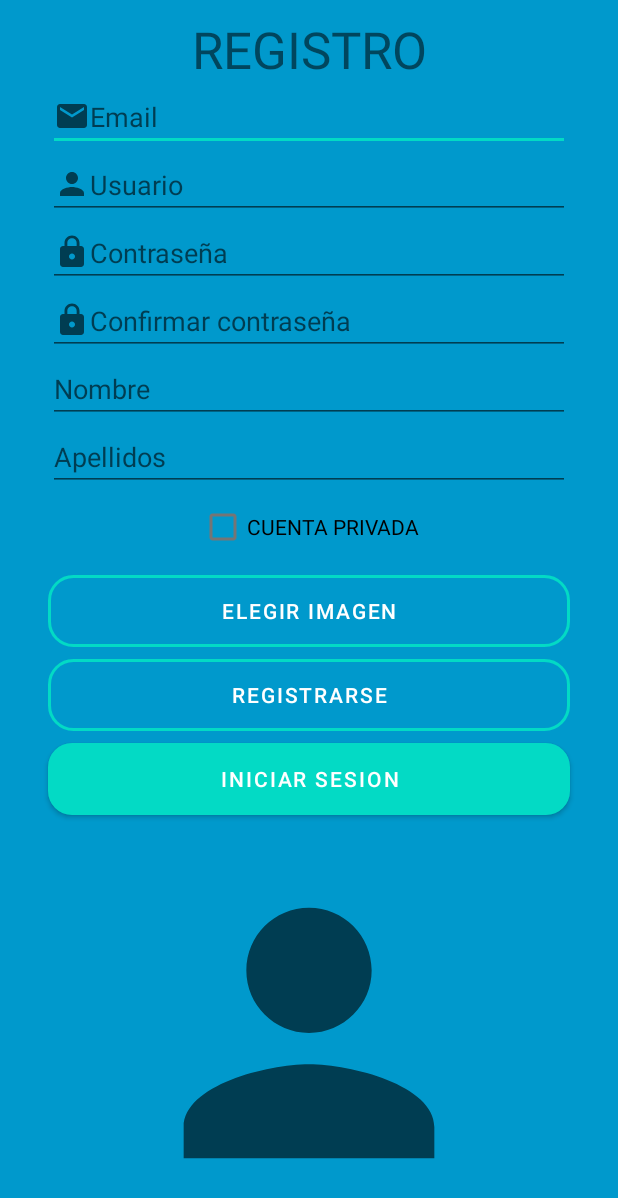
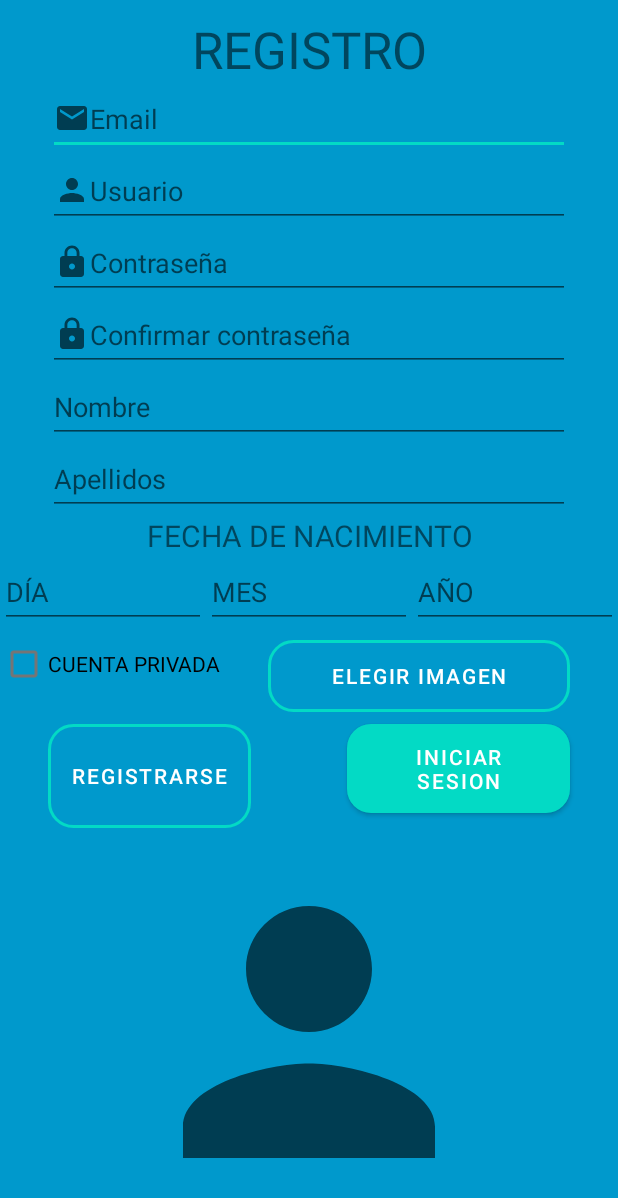
Before and after one commit to dbermo99/ProyectoDamFin, an Android app: the screen it shows after launch (RegistroActivity), after a tap on "REGISTRARSE", on a phone screen of 412 x 824 dp. Shown: the top 1198 px of the screen. Run offline under Robolectric (Android 15) with nearby library versions, the phone set to English and light mode, and no system bars; our stand-ins replace Volley; network calls fail.

Commit message:
ultimos cambios

```diff
--- a/ProyectoFinal/app/src/main/java/com/example/proyectofinal/Adapter.java
+++ b/ProyectoFinal/app/src/main/java/com/example/proyectofinal/Adapter.java
@@ -283,7 +283,7 @@ public class Adapter extends  RecyclerView.Adapter<Adapter.PublicacionHolder> {
                 if(existe) {
                     //SI HAY MG SE COLOCA EL ICONO DE MG PULSADO
                     mgButton.setImageResource(R.drawable.ic_corazonrojo); //cambiar
-                    //AL BOTON SE LE ASIGNA EL METODO DE ELIMINAR AMISTAD
+                    //AL BOTON SE LE ASIGNA EL METODO DE ELIMINAR MG
                     mgButton.setOnClickListener(view -> {
                         borrarMg(MainActivity.RED+"borrar_mg.php", idPub);
                     });
--- a/ProyectoFinal/app/src/main/java/com/example/proyectofinal/AdapterNotificacion.java
+++ b/ProyectoFinal/app/src/main/java/com/example/proyectofinal/AdapterNotificacion.java
@@ -127,7 +127,7 @@ public class AdapterNotificacion extends  RecyclerView.Adapter<AdapterNotificaci
     public void eliminarSolicitud(int id1, int id2) {
         String URL = MainActivity.RED+"crearSolicitud.php?eliminar";
         StringRequest stringRequest=new StringRequest(Request.Method.POST, URL, response -> {
-            //Toast.makeText(context, "Eliminada correctamente", Toast.LENGTH_SHORT).show();
+            //Toast.makeText(context, "Solicitud eliminada", Toast.LENGTH_SHORT).show();
         }, error -> Toast.makeText(context, error.toString(), Toast.LENGTH_SHORT).show()) {
             @Override
             protected Map<String, String> getParams() throws AuthFailureError {
@@ -140,5 +140,6 @@ public class AdapterNotificacion extends  RecyclerView.Adapter<AdapterNotificaci
 
         RequestQueue requestQueue = Volley.newRequestQueue(context);
         requestQueue.add(stringRequest);
+
     }
 }
--- a/ProyectoFinal/app/src/main/java/com/example/proyectofinal/MainActivity.java
+++ b/ProyectoFinal/app/src/main/java/com/example/proyectofinal/MainActivity.java
@@ -33,8 +33,8 @@ public class MainActivity extends AppCompatActivity {
     ArrayList<Publicacion> publicacionList;
     SharedPreferences preferencias;
 
-    public static final String RED = "http://192.168.0.17/servidorDaBer/";
-    //public static final String RED = "http://10.102.29.160/servidorDaBer/";
+    public static final String RED = "http://192.168.0.16/servidorDaBer/";
+    //public static final String RED = "http://10.102.29.21/servidorDaBer/";
 
     @Override
     protected void onCreate(Bundle savedInstanceState) {
--- a/ProyectoFinal/app/src/main/java/com/example/proyectofinal/NotificacionActivity.java
+++ b/ProyectoFinal/app/src/main/java/com/example/proyectofinal/NotificacionActivity.java
@@ -96,7 +96,8 @@ public class NotificacionActivity extends AppCompatActivity {
                     String fotoUsuarioEmisor = object.getString("foto").trim();
                     String id_usuario2 = object.getString("id_usuario2").trim();
 
-                    notificacionesList.add(new Notificacion(Integer.parseInt(id),Integer.parseInt(id_usuario1),usuarioEmisor,fotoUsuarioEmisor,Integer.parseInt(id_usuario2)));
+                    notificacionesList.add(new Notificacion(Integer.parseInt(id),Integer.parseInt(id_usuario1),usuarioEmisor,
+                            fotoUsuarioEmisor,Integer.parseInt(id_usuario2)));
                     adapter = new AdapterNotificacion(notificacionesList, NotificacionActivity.this);
                     recyclerViewNotificaciones.setAdapter(adapter);
 
--- a/ProyectoFinal/app/src/main/java/com/example/proyectofinal/RecuperarClaveActivity.java
+++ b/ProyectoFinal/app/src/main/java/com/example/proyectofinal/RecuperarClaveActivity.java
@@ -80,7 +80,8 @@ public class RecuperarClaveActivity extends AppCompatActivity {
 
                     nombreU = jsonObject.getString("usuario");
                     emailU = jsonObject.getString("email");
-                    if(nombreU.equalsIgnoreCase(usuarioRecuperar.getText().toString()) && emailU.equalsIgnoreCase(correoUsu.getText().toString())) {
+                    if(nombreU.equalsIgnoreCase(usuarioRecuperar.getText().toString()) &&
+                            emailU.equalsIgnoreCase(correoUsu.getText().toString())) {
                         existe = true;
                     }
 
--- a/ProyectoFinal/app/src/main/res/layout/activity_registro.xml
+++ b/ProyectoFinal/app/src/main/res/layout/activity_registro.xml
@@ -36,7 +36,8 @@
             android:drawableLeft="@drawable/ic_baseline_email_24"
             android:ems="10"
             android:hint="Email"
-            android:inputType="textEmailAddress" />
+            android:inputType="textEmailAddress"
+            android:minHeight="48dp" />
 
         <EditText
             android:id="@+id/usuarioText"
@@ -47,7 +48,8 @@
             android:drawableLeft="@drawable/ic_baseline_person_24"
             android:ems="10"
             android:hint="Usuario"
-            android:inputType="textPersonName" />
+            android:inputType="textPersonName"
+            android:minHeight="48dp" />
 
         <EditText
             android:id="@+id/claveText"
@@ -58,7 +60,8 @@
             android:drawableLeft="@drawable/ic_baseline_lock_24"
             android:ems="10"
             android:hint="Contraseña"
-            android:inputType="textPassword" />
+            android:inputType="textPassword"
+            android:minHeight="48dp" />
 
         <EditText
             android:id="@+id/clave2Text"
@@ -69,7 +72,8 @@
             android:drawableLeft="@drawable/ic_baseline_lock_24"
             android:ems="10"
             android:hint="Confirmar contraseña"
-            android:inputType="textPassword" />
+            android:inputType="textPassword"
+            android:minHeight="48dp" />
 
         <EditText
             android:id="@+id/nombreText"
@@ -79,7 +83,8 @@
             android:layout_marginEnd="32dp"
             android:ems="10"
             android:hint="Nombre"
-            android:inputType="textPersonName" />
+            android:inputType="textPersonName"
+            android:minHeight="48dp" />
 
         <EditText
             android:id="@+id/apellidosText"
@@ -89,7 +94,55 @@
             android:layout_marginEnd="32dp"
             android:ems="10"
             android:hint="Apellidos"
-            android:inputType="textPersonName" />
+            android:inputType="textPersonName"
+            android:minHeight="48dp" />
+
+        <TextView
+            android:id="@+id/textView5"
+            android:layout_width="match_parent"
+            android:layout_height="wrap_content"
+            android:text="FECHA DE NACIMIENTO"
+            android:gravity="center"
+            android:textSize="20sp"/>
+
+        <LinearLayout
+            android:layout_width="match_parent"
+            android:layout_height="wrap_content"
+            android:orientation="horizontal">
+
+            <EditText
+                android:id="@+id/diaText"
+                android:layout_width="wrap_content"
+                android:layout_height="48dp"
+                android:layout_weight="1"
+                android:ems="10"
+                android:hint="DÍA"
+                android:inputType="number" />
+
+            <EditText
+                android:id="@+id/mesText"
+                android:layout_width="wrap_content"
+                android:layout_height="48dp"
+                android:layout_weight="1"
+                android:ems="10"
+                android:hint="MES"
+                android:inputType="number"
+                tools:ignore="TouchTargetSizeCheck" />
+
+            <EditText
+                android:id="@+id/annoText"
+                android:layout_width="wrap_content"
+                android:layout_height="48dp"
+                android:layout_weight="1"
+                android:ems="10"
+                android:hint="AÑO"
+                android:inputType="number" />
+        </LinearLayout>
+
+        <LinearLayout
+            android:layout_width="match_parent"
+            android:layout_height="wrap_content"
+            android:orientation="horizontal">
 
             <CheckBox
                 android:id="@+id/privadaCbx"
@@ -107,11 +160,17 @@
                 android:background="@drawable/button_rounded_border"
                 android:text="Elegir Imagen"
                 app:backgroundTint="@null" />
+        </LinearLayout>
+
+        <LinearLayout
+            android:layout_width="match_parent"
+            android:layout_height="wrap_content"
+            android:orientation="horizontal">
 
             <Button
                 android:id="@+id/registrarseBtn"
-            android:layout_width="match_parent"
-            android:layout_height="wrap_content"
+                android:layout_width="wrap_content"
+                android:layout_height="match_parent"
                 android:layout_marginStart="32dp"
                 android:layout_marginTop="8dp"
                 android:layout_marginEnd="32dp"
@@ -121,8 +180,8 @@
 
             <Button
                 android:id="@+id/iniciarSesionBtn"
-            android:layout_width="match_parent"
-            android:layout_height="wrap_content"
+                android:layout_width="wrap_content"
+                android:layout_height="match_parent"
                 android:layout_marginStart="32dp"
                 android:layout_marginTop="8dp"
                 android:layout_marginEnd="32dp"
@@ -130,6 +189,7 @@
                 android:background="@drawable/button_rounded"
                 android:text="INICIAR SESION"
                 app:backgroundTint="@null" />
+        </LinearLayout>
 
         <ImageView
             android:id="@+id/imagenRegistro"
```
Also changed, not shown: ProyectoFinal/app/src/main/java/com/example/proyectofinal/PerfilActivity.java (+8 -8 lines), ProyectoFinal/app/src/main/java/com/example/proyectofinal/RegistroActivity.java (+68 -3 lines), 2 other files. Lines whose indentation alone changed are shown as unchanged.
